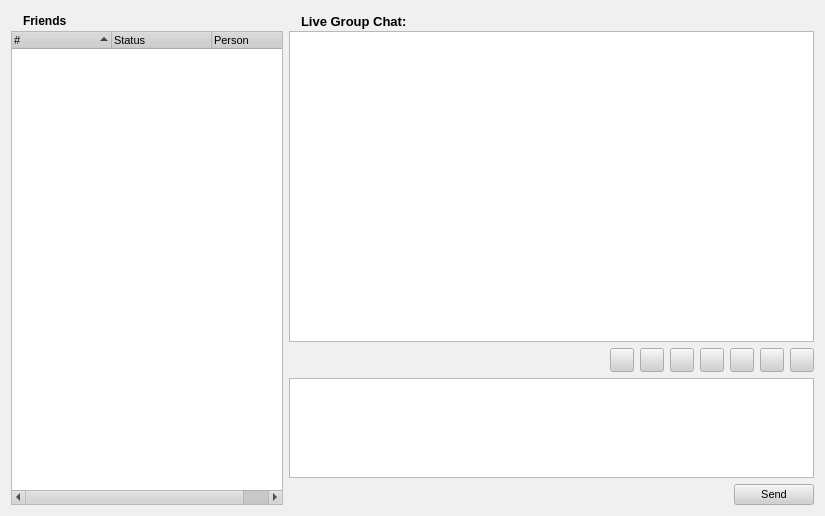
Qt form retroshare-gui/src/gui/PeersDialog.ui (RetroShare/RetroShare) before a commit.
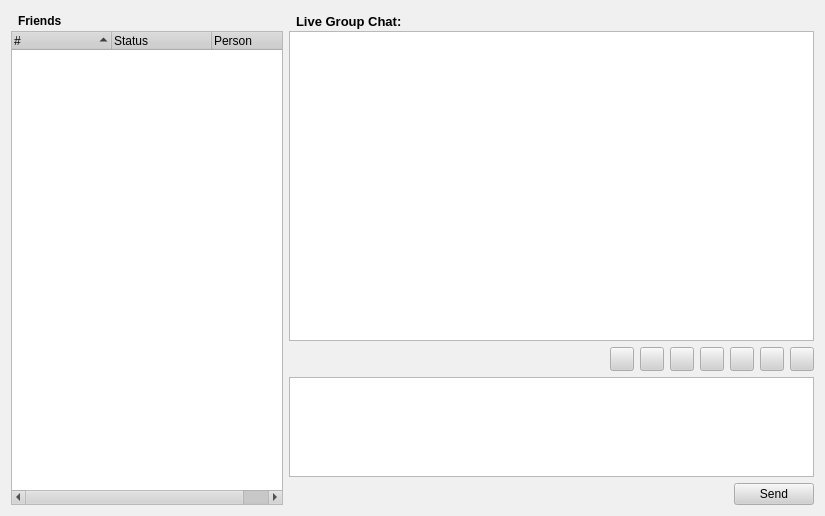
The same form after that commit. Icons and pictures are not drawn.

Commit message: * Cleaned up fonts for MacOSX.  * made changes to win32.cpp cross-platform.  * updated rsfiles.h  * updated version to v0.4.10b

The edit to the form file:
```diff
--- a/retroshare-gui/src/gui/PeersDialog.ui
+++ b/retroshare-gui/src/gui/PeersDialog.ui
@@ -478,17 +478,6 @@
     </disabled>
    </palette>
   </property>
-  <property name="font" >
-   <font>
-    <family>Arial</family>
-    <pointsize>8</pointsize>
-    <weight>50</weight>
-    <italic>false</italic>
-    <bold>false</bold>
-    <underline>false</underline>
-    <strikeout>false</strikeout>
-   </font>
-  </property>
   <property name="contextMenuPolicy" >
    <enum>Qt::NoContextMenu</enum>
   </property>
@@ -500,12 +489,6 @@
      </property>
      <item row="0" column="0" >
       <layout class="QGridLayout" >
-       <property name="margin" >
-        <number>0</number>
-       </property>
-       <property name="spacing" >
-        <number>6</number>
-       </property>
        <item row="0" column="0" >
         <widget class="QLabel" name="label" >
          <property name="text" >
@@ -582,20 +565,14 @@
    </item>
    <item row="0" column="1" >
     <layout class="QGridLayout" >
-     <property name="margin" >
+     <property name="horizontalSpacing" >
       <number>0</number>
      </property>
-     <property name="spacing" >
+     <property name="verticalSpacing" >
       <number>0</number>
      </property>
      <item row="0" column="0" >
       <layout class="QGridLayout" >
-       <property name="margin" >
-        <number>0</number>
-       </property>
-       <property name="spacing" >
-        <number>6</number>
-       </property>
        <item row="0" column="1" >
         <spacer>
          <property name="orientation" >
@@ -611,12 +588,6 @@
        </item>
        <item row="0" column="0" >
         <layout class="QGridLayout" >
-         <property name="margin" >
-          <number>0</number>
-         </property>
-         <property name="spacing" >
-          <number>6</number>
-         </property>
          <item row="0" column="0" >
           <widget class="QLabel" name="label_3" >
            <property name="text" >
@@ -670,12 +641,6 @@
     <layout class="QGridLayout" >
      <item row="0" column="0" >
       <layout class="QGridLayout" >
-       <property name="margin" >
-        <number>0</number>
-       </property>
-       <property name="spacing" >
-        <number>6</number>
-       </property>
        <item row="0" column="0" >
         <spacer>
          <property name="orientation" >
```
Left out of the diff: 20 changed lines with no effect on the pictures. The commit also changes 14 other files.
